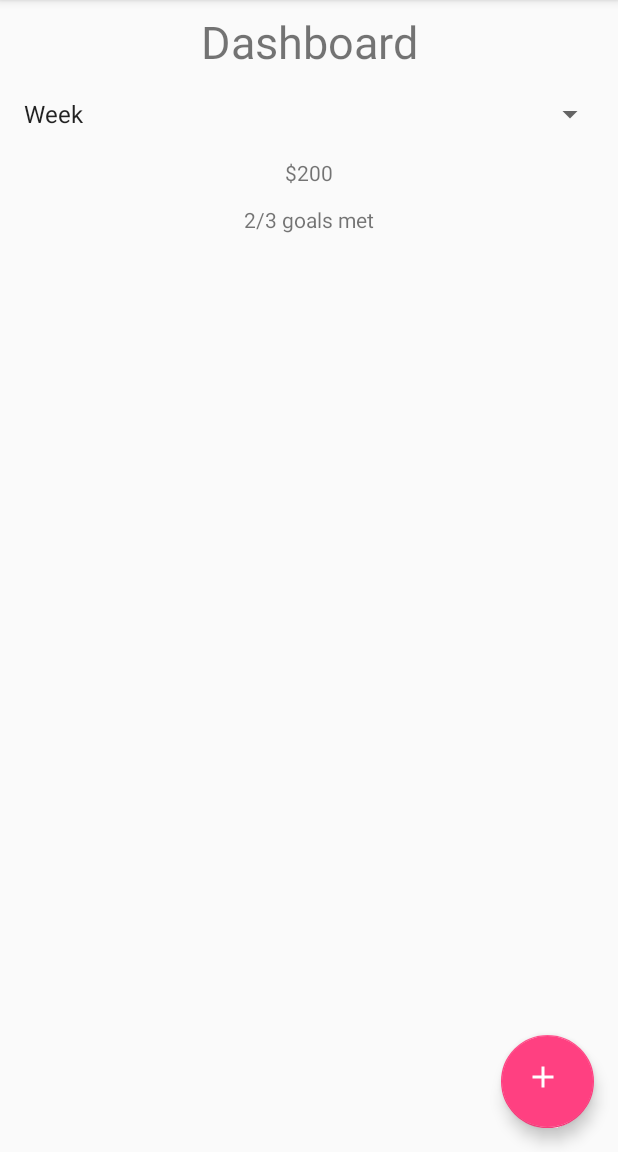
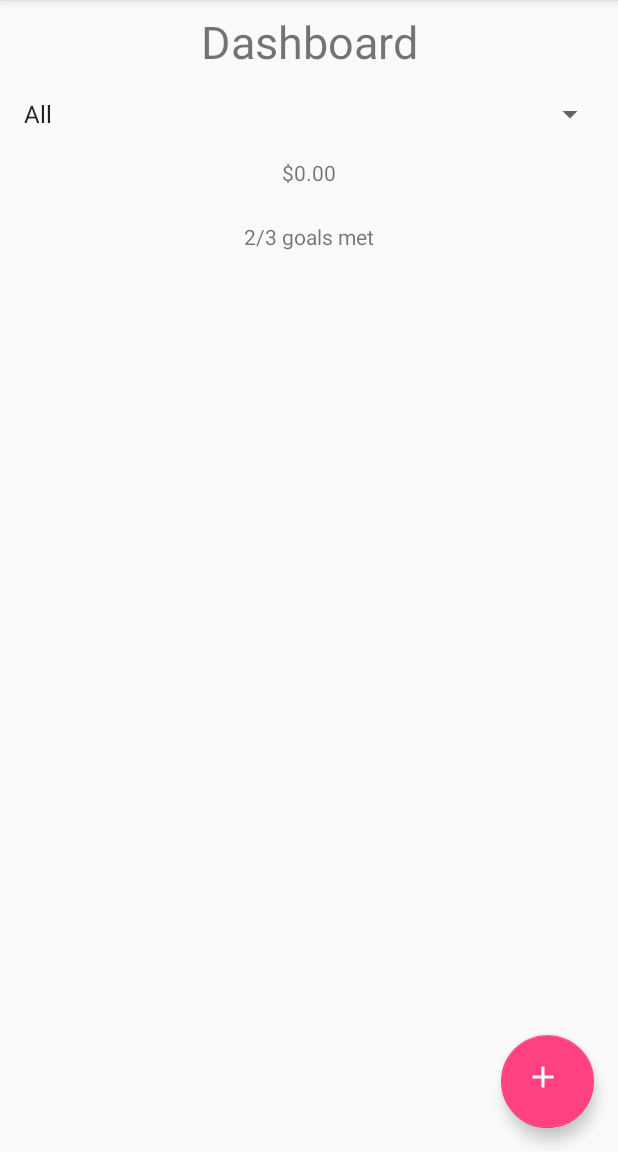
Before and after one commit to stephengrice/laser, an Android app: the screen it shows after launch (MainActivity), on a phone screen of 412 x 824 dp, the part 84-1236 px from its top. Run offline under Robolectric (Android 15) with nearby library versions, the phone set to English and light mode, and no system bars.

Commit message:
Improve transaction item apperance, fix issues
Fix back button issue with nav drawer,
fix changing formatting with item_transaction,
rename DB-related classes for ease of use,
etc.

```diff
--- a/app/src/main/java/com/stephengrice/momoney/DashFragment.java
+++ b/app/src/main/java/com/stephengrice/momoney/DashFragment.java
@@ -1,14 +1,21 @@
 package com.stephengrice.momoney;
 
 import android.content.Context;
+import android.database.Cursor;
+import android.database.sqlite.SQLiteDatabase;
 import android.net.Uri;
 import android.os.Bundle;
 import android.support.design.widget.FloatingActionButton;
-import android.support.design.widget.Snackbar;
 import android.support.v4.app.Fragment;
 import android.view.LayoutInflater;
 import android.view.View;
 import android.view.ViewGroup;
+import android.widget.TextView;
+
+import com.stephengrice.momoney.db.DbContract;
+import com.stephengrice.momoney.db.DbHelper;
+
+import java.text.DecimalFormat;
 
 
 /**
@@ -82,6 +89,19 @@ public class DashFragment extends Fragment {
             }
         });
 
+        // Query DB and determine total balance
+        // Select all rows
+        DbHelper dbHelper = new DbHelper(getActivity());
+        SQLiteDatabase db = dbHelper.getWritableDatabase();
+        Cursor cursor = db.rawQuery(DbContract.Transaction.SQL_SELECT_ALL, null);
+        float balance = 0;
+        while (cursor.moveToNext()) {
+            balance += cursor.getFloat(cursor.getColumnIndexOrThrow(DbContract.Transaction.COLUMN_NAME_AMOUNT));
+        }
+        // Fill view
+        TextView txtBalance = (TextView) view.findViewById(R.id.txt_balance);
+        txtBalance.setText(new DecimalFormat("$0.00").format(balance));
+
         // Inflate the layout for this fragment
         return view;
     }
--- a/app/src/main/java/com/stephengrice/momoney/MainActivity.java
+++ b/app/src/main/java/com/stephengrice/momoney/MainActivity.java
@@ -34,10 +34,7 @@ public class MainActivity extends AppCompatActivity
         Toolbar toolbar = (Toolbar) findViewById(R.id.toolbar);
         setSupportActionBar(toolbar);
 
-        // Replace content_main with dash fragment
-        getSupportFragmentManager().beginTransaction()
-                .replace(R.id.content_main, new DashFragment())
-                .commit();
+
 
         DrawerLayout drawer = (DrawerLayout) findViewById(R.id.drawer_layout);
         ActionBarDrawerToggle toggle = new ActionBarDrawerToggle(
@@ -45,9 +42,35 @@ public class MainActivity extends AppCompatActivity
         drawer.setDrawerListener(toggle);
         toggle.syncState();
 
-        NavigationView navigationView = (NavigationView) findViewById(R.id.nav_view);
+        final NavigationView navigationView = (NavigationView) findViewById(R.id.nav_view);
         navigationView.setNavigationItemSelectedListener(this);
 
+        // Replace content_main with dash fragment
+        getSupportFragmentManager().beginTransaction()
+                .replace(R.id.content_main, new DashFragment())
+                .commit();
+        // Select the dashboard menu item to start
+        navigationView.getMenu().getItem(0).setChecked(true);
+
+        // Set up back press for fragments
+        getSupportFragmentManager().addOnBackStackChangedListener(
+                new FragmentManager.OnBackStackChangedListener() {
+                    public void onBackStackChanged() {
+                        // Update UI
+                        Fragment currentFragment = getSupportFragmentManager().findFragmentById(R.id.content_main);
+                        if (currentFragment instanceof DashFragment) {
+                            navigationView.getMenu().getItem(0).setChecked(true);
+                        } else if (currentFragment instanceof BudgetFragment) {
+                            navigationView.getMenu().getItem(1).setChecked(true);
+                        } else if (currentFragment instanceof TransactionsFragment) {
+                            navigationView.getMenu().getItem(2).setChecked(true);
+                        } else if (currentFragment instanceof GoalsFragment) {
+                            navigationView.getMenu().getItem(3).setChecked(true);
+                        } else if (currentFragment instanceof AddFragment) {
+                            navigationView.getMenu().getItem(4).setChecked(true);
+                        }
+                    }
+                });
     }
 
     @Override
--- a/app/src/main/java/com/stephengrice/momoney/db/MoMoneyContract.java
+++ b/app/src/main/java/com/stephengrice/momoney/db/DbContract.java
@@ -2,8 +2,8 @@ package com.stephengrice.momoney.db;
 
 import android.provider.BaseColumns;
 
-public final class MoMoneyContract {
-    private MoMoneyContract() {}
+public final class DbContract {
+    private DbContract() {}
 
     public static final int DATABASE_VERSION = 2;
     public static final String DATABASE_NAME = "MoMoney.db";
@@ -30,7 +30,7 @@ public final class MoMoneyContract {
                 ")";
 
         public static final String SQL_DELETE_TABLE = "DROP TABLE IF EXISTS " + TABLE_NAME;
-        public static final String SQL_SELECT_ALL = "SELECT * FROM " + TABLE_NAME;
+        public static final String SQL_SELECT_ALL = "SELECT * FROM " + TABLE_NAME + " ORDER BY date DESC";
 
     }
     public static class Category implements BaseColumns {
--- a/app/src/main/java/com/stephengrice/momoney/db/MoMoneyDbHelper.java
+++ b/app/src/main/java/com/stephengrice/momoney/db/DbHelper.java
@@ -5,20 +5,20 @@ import android.content.Context;
 import android.database.sqlite.SQLiteDatabase;
 import android.database.sqlite.SQLiteOpenHelper;
 
-public class MoMoneyDbHelper extends SQLiteOpenHelper {
+public class DbHelper extends SQLiteOpenHelper {
 
-    public MoMoneyDbHelper(Context context) {
-        super(context, MoMoneyContract.DATABASE_NAME, null, MoMoneyContract.DATABASE_VERSION);
+    public DbHelper(Context context) {
+        super(context, DbContract.DATABASE_NAME, null, DbContract.DATABASE_VERSION);
     }
 
     @Override
     public void onCreate(SQLiteDatabase db) {
-        db.execSQL(MoMoneyContract.Transaction.SQL_CREATE_TABLE);
+        db.execSQL(DbContract.Transaction.SQL_CREATE_TABLE);
     }
 
     @Override
     public void onUpgrade(SQLiteDatabase db, int oldVersion, int newVersion) {
-        db.execSQL(MoMoneyContract.Transaction.SQL_DELETE_TABLE);
+        db.execSQL(DbContract.Transaction.SQL_DELETE_TABLE);
         onCreate(db);
     }
 }
--- /dev/null
+++ b/app/src/main/res/drawable/ic_down_black.xml
@@ -0,0 +1,4 @@
+<vector android:height="48dp" android:viewportHeight="24.0"
+    android:viewportWidth="24.0" android:width="48dp" xmlns:android="http://schemas.android.com/apk/res/android">
+    <path android:fillColor="#BB000000" android:pathData="M16.59,8.59L12,13.17 7.41,8.59 6,10l6,6 6,-6z"/>
+</vector>
--- /dev/null
+++ b/app/src/main/res/drawable/ic_up_black.xml
@@ -0,0 +1,4 @@
+<vector android:height="48dp" android:viewportHeight="24.0"
+    android:viewportWidth="24.0" android:width="48dp" xmlns:android="http://schemas.android.com/apk/res/android">
+    <path android:fillColor="#BB000000" android:pathData="M12,8l-6,6 1.41,1.41L12,10.83l4.59,4.58L18,14z"/>
+</vector>
--- a/app/src/main/res/layout/fragment_dash.xml
+++ b/app/src/main/res/layout/fragment_dash.xml
@@ -38,7 +38,7 @@
         app:layout_constraintHorizontal_bias="0.0" />
 
     <TextView
-        android:id="@+id/txt_money"
+        android:id="@+id/txt_balance"
         android:layout_width="wrap_content"
         android:layout_height="wrap_content"
         android:layout_marginTop="17dp"
@@ -58,10 +58,13 @@
         tools:layout_constraintTop_creator="1"
         tools:layout_constraintRight_creator="1"
         app:layout_constraintRight_toRightOf="parent"
-        android:layout_marginTop="12dp"
-        app:layout_constraintTop_toBottomOf="@+id/txt_money"
-        tools:layout_constraintLeft_creator="1"
-        app:layout_constraintLeft_toLeftOf="parent" />
+        app:layout_constraintLeft_toLeftOf="parent"
+        app:layout_constraintHorizontal_bias="0.501"
+        android:layout_marginTop="23dp"
+        app:layout_constraintTop_toBottomOf="@+id/txt_balance"
+        tools:layout_constraintLeft_creator="1" />
+
+
 
 
     <android.support.design.widget.FloatingActionButton
@@ -77,6 +80,6 @@
         android:layout_marginEnd="30dp"
         app:layout_constraintRight_toRightOf="parent"
         android:layout_marginBottom="457dp"
-        android:layout_marginRight="-14dp" />
+        android:layout_marginRight="30dp" />
 
 </android.support.constraint.ConstraintLayout>
--- a/app/src/main/res/layout/fragment_transactions.xml
+++ b/app/src/main/res/layout/fragment_transactions.xml
@@ -22,7 +22,10 @@
         android:id="@+id/transactions_num_transactions"
         android:layout_width="match_parent"
         android:layout_height="wrap_content"
-        android:text="3 transactions" />
+        android:text="3 transactions"
+        android:textStyle="bold"
+        android:gravity="center"
+        />
 
     <ListView
         android:id="@+id/transactions_listview"
--- a/app/src/main/res/values/strings.xml
+++ b/app/src/main/res/values/strings.xml
@@ -7,10 +7,10 @@
     <string name="action_settings">Settings</string>
 
     <string-array name="spinner_dates">
+        <item>All</item>
         <item>Week</item>
         <item>Month</item>
         <item>Year</item>
-        <item>All</item>
     </string-array>
 
     <string name="title_dashboard">Dashboard</string>
```
Also changed, not shown: app/src/main/java/com/stephengrice/momoney/AddFragment.java (+8 -12 lines), app/src/main/java/com/stephengrice/momoney/TransactionCursorAdapter.java (+26 -13 lines), app/src/main/java/com/stephengrice/momoney/TransactionsFragment.java (+5 -5 lines), app/src/main/res/layout/item_transaction.xml (added, +49 -0 lines), app/src/main/res/layout/item_transaction_negative.xml (deleted, +0 -35 lines), app/src/main/res/layout/item_transaction_positive.xml (deleted, +0 -36 lines).
